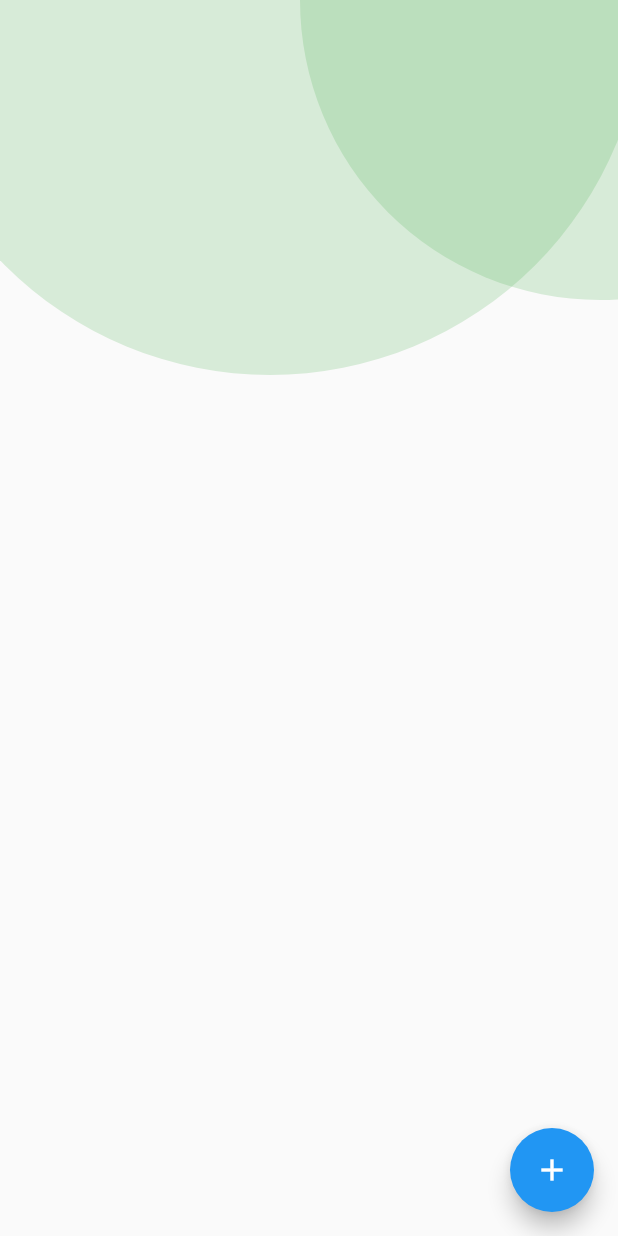
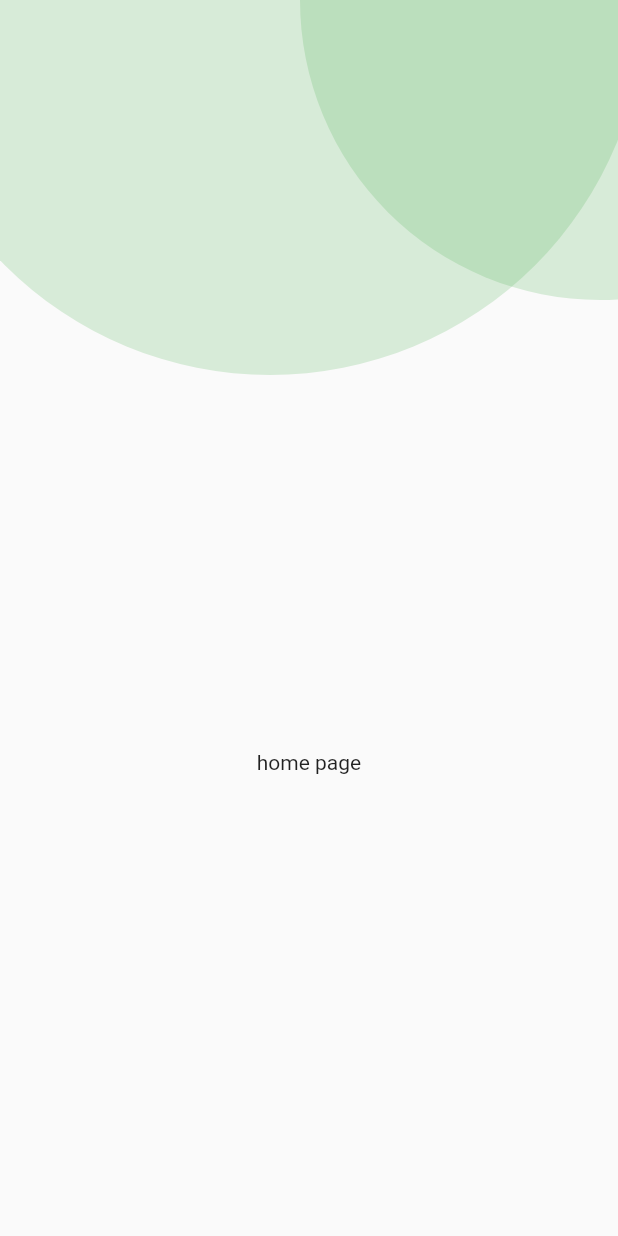
Before and after one commit to tamiratdereje/Patient-registration-and-Appointment-scheduling-system, a Flutter app: the screen it shows after launch, on a phone screen of 412 x 824 dp. Run offline on Flutter 3.47's test engine with Material 2 defaults, Android fonts, the phone set to English and light mode, and no system bars.

Commit message:
frontend setup edited

```diff
--- a/afyacare/lib/main.dart
+++ b/afyacare/lib/main.dart
@@ -1,6 +1,6 @@
 import 'package:flutter/material.dart';
 
-import 'presentation/widgets/circleClip.dart';
+import './presentation/screens/Home.dart';
 
 void main() {
   runApp(const MyApp());
@@ -9,7 +9,6 @@ void main() {
 class MyApp extends StatelessWidget {
   const MyApp({Key? key}) : super(key: key);
 
-  // This widget is the root of your application.
   @override
   Widget build(BuildContext context) {
     return MaterialApp(
@@ -17,43 +16,8 @@ class MyApp extends StatelessWidget {
       theme: ThemeData(
         primarySwatch: Colors.blue,
       ),
-      home: const MyHomePage(title: 'Flutter Demo Home Page'),
+
+      home: const Home(),
     );
   }
 }
-
-class MyHomePage extends StatefulWidget {
-  const MyHomePage({Key? key, required this.title}) : super(key: key);
-
-  final String title;
-
-  @override
-  State<MyHomePage> createState() => _MyHomePageState();
-}
-
-class _MyHomePageState extends State<MyHomePage> {
-  int _counter = 0;
-
-  void _incrementCounter() {
-    setState(() {
-      _counter++;
-    });
-  }
-
-  @override
-  Widget build(BuildContext context) {
-    return Scaffold(
-      body: Column(
-        children: [
-          circleClip(),
-        ],
-      ),
-    // );
-    floatingActionButton:
-    FloatingActionButton(
-      onPressed: _incrementCounter,
-      tooltip: 'Increment',
-      child: const Icon(Icons.add),
-    )); // This trailing comma makes auto-formatting nicer for build methods.
-  }
-}
--- /dev/null
+++ b/afyacare/lib/presentation/screens/Home.dart
@@ -0,0 +1,20 @@
+import 'package:flutter/material.dart';
+import "../widgets/circleClip.dart";
+
+class Home extends StatelessWidget {
+  const Home({Key? key}) : super(key: key);
+
+  @override
+  Widget build(BuildContext context) {
+    return Scaffold(
+      body: Column(
+        children: [
+          circleClip(),
+          Center(
+            child: Text("home page"),
+          )
+        ],
+      ),
+    );
+  }
+}
--- a/afyacare/lib/presentation/widgets/circleClip.dart
+++ b/afyacare/lib/presentation/widgets/circleClip.dart
@@ -1,4 +1,5 @@
 import 'package:flutter/material.dart';
+
 
 class ClipPathClass extends CustomClipper<Rect> {
   @override
@@ -34,8 +35,7 @@ class circleClip extends StatelessWidget {
       child:Stack(
         children: [
           Container(
-            // margin: EdgeInsets.only(left: 15, right: 15),
-            // alignment: Alignment.center,
+
             child: ClipOval(
               clipper: ClipPathClass(),
               child: SizedBox(
```
